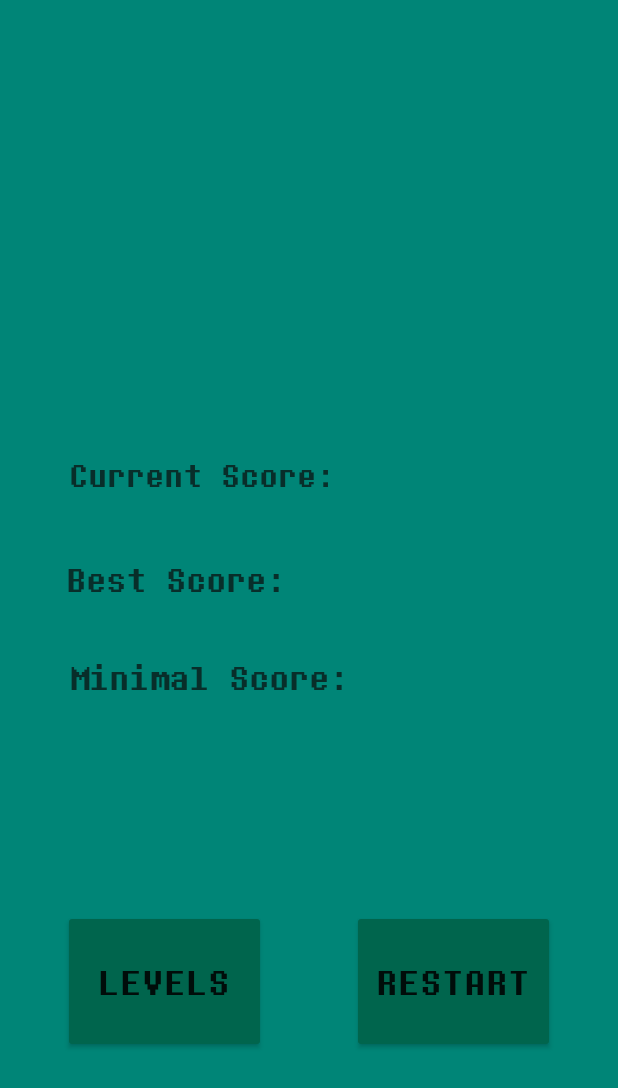
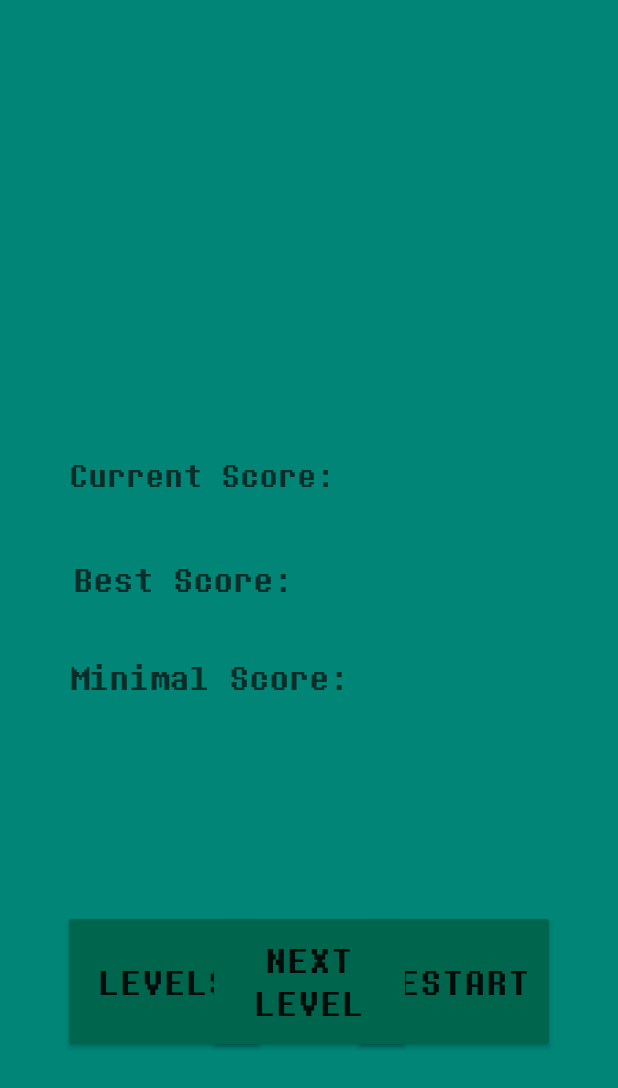
Before and after one commit to StevenBrons/sokoban, an Android app: the layout activity_winlose.xml on its own in the app's theme, with its tools: preview values and no code run, on a phone screen of 412 x 824 dp. Shown: the top 1088 px of the screen. Run offline under Robolectric (Android 15) with nearby library versions, the phone set to English and light mode, and no system bars.

Commit message:
Next level added

```diff
--- a/sokoban_app/app/src/main/AndroidManifest.xml
+++ b/sokoban_app/app/src/main/AndroidManifest.xml
@@ -18,10 +18,12 @@
             android:screenOrientation="landscape"
             android:theme="@style/Theme.AppCompat.Light.NoActionBar.FullScreen"/>
         <activity android:name=".WinLose"
+            android:screenOrientation="landscape"
             android:theme="@style/Theme.AppCompat.Light.NoActionBar.FullScreen"/>
         <activity android:name=".CreditsActivity"
             android:theme="@style/Theme.AppCompat.Light.NoActionBar.FullScreen"/>
-        <activity android:name=".MainActivity">
+        <activity android:name=".MainActivity"
+            android:screenOrientation="portrait">
             <intent-filter>
                 <action android:name="android.intent.action.MAIN" />
 
--- a/sokoban_app/app/src/main/res/layout/activity_winlose.xml
+++ b/sokoban_app/app/src/main/res/layout/activity_winlose.xml
@@ -23,7 +23,7 @@
         app:autoSizeTextType="uniform"
         app:layout_constraintBottom_toBottomOf="parent"
         app:layout_constraintEnd_toEndOf="parent"
-        app:layout_constraintHorizontal_bias="0.139"
+        app:layout_constraintHorizontal_bias="0.158"
         app:layout_constraintStart_toStartOf="parent"
         app:layout_constraintTop_toTopOf="parent"
         app:layout_constraintVertical_bias="0.479" />
@@ -188,4 +188,24 @@
         app:layout_constraintTop_toTopOf="parent"
         app:layout_constraintVertical_bias="0.84" />
 
+    <Button
+        android:id="@+id/button_nextLevel"
+        android:layout_width="135dp"
+        android:layout_height="95dp"
+        android:layout_marginStart="8dp"
+        android:layout_marginTop="8dp"
+        android:layout_marginEnd="8dp"
+        android:layout_marginBottom="8dp"
+        android:backgroundTint="@color/colorPrimaryDark"
+        android:fontFamily="@font/dtm_mono"
+        android:onClick="onClicknextLevel"
+        android:text="next level"
+        android:textSize="24sp"
+        app:layout_constraintBottom_toBottomOf="parent"
+        app:layout_constraintEnd_toEndOf="parent"
+        app:layout_constraintHorizontal_bias="0.5"
+        app:layout_constraintStart_toStartOf="parent"
+        app:layout_constraintTop_toTopOf="parent"
+        app:layout_constraintVertical_bias="0.84" />
+
 </android.support.constraint.ConstraintLayout>
```
Also changed, not shown: sokoban_app/app/src/main/java/com/debernardi/sokoban/WinLose.java (+25 -1 lines).
